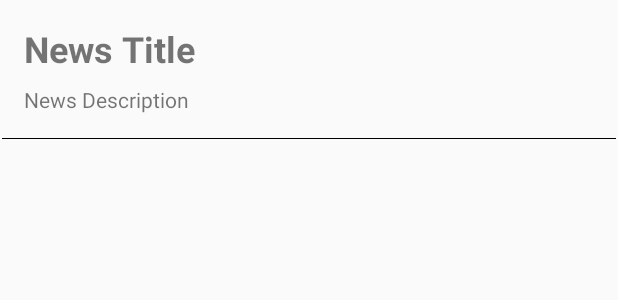
After one commit to kneipenrallye/zapp-android-kotlin-master, an Android app: the layout news_item.xml on its own in the app's theme, with its tools: preview values and no code run, on a phone screen of 412 x 824 dp. The commit adds this screen. Shown: the top 300 px of the screen. Run offline under Robolectric (Android 15) with nearby library versions, the phone set to English and light mode, and no system bars.

Commit message:
Add News
Add News Activity
Add News RecyclerView
Add News Resource Files

```diff
--- a/app/build.gradle
+++ b/app/build.gradle
@@ -36,6 +36,10 @@ dependencies {
     androidTestImplementation 'androidx.test.espresso:espresso-core:3.2.0'
 
     // third party libs
+    implementation 'com.squareup.okhttp3:okhttp:4.7.2'
+    implementation 'com.google.code.gson:gson:2.8.6'
+
+    // third party libs
     implementation 'com.google.firebase:firebase-analytics:17.2.2'
     implementation 'com.google.firebase:firebase-analytics:17.4.3'
     implementation 'com.google.firebase:firebase-auth:19.3.1'
--- a/app/src/main/java/com/example/othregensburg/zapp/MainActivity.kt
+++ b/app/src/main/java/com/example/othregensburg/zapp/MainActivity.kt
@@ -45,7 +45,8 @@ class MainActivity : AppCompatActivity() {
         }
 
         btn_news.setOnClickListener {
-
+            val intent = Intent(this, NewsActivity::class.java).apply { }
+            startActivity(intent);
         }
 
         btn_settings.setOnClickListener {
--- /dev/null
+++ b/app/src/main/res/layout/news_item.xml
@@ -0,0 +1,44 @@
+<?xml version="1.0" encoding="utf-8"?>
+<androidx.constraintlayout.widget.ConstraintLayout
+    xmlns:android="http://schemas.android.com/apk/res/android"
+    xmlns:app="http://schemas.android.com/apk/res-auto"
+    xmlns:tools="http://schemas.android.com/tools"
+    android:layout_width="match_parent"
+    android:layout_height="wrap_content">
+
+    <TextView
+        android:id="@+id/lbl_title"
+        android:layout_width="0dp"
+        android:layout_height="wrap_content"
+        android:layout_marginStart="16dp"
+        android:layout_marginTop="16dp"
+        android:layout_marginEnd="16dp"
+        android:text="@string/news_title"
+        android:textSize="24sp"
+        android:textStyle="bold"
+        app:layout_constraintEnd_toEndOf="parent"
+        app:layout_constraintStart_toStartOf="parent"
+        app:layout_constraintTop_toTopOf="parent" />
+
+    <TextView
+        android:id="@+id/lbl_description"
+        android:layout_width="0dp"
+        android:layout_height="wrap_content"
+        android:layout_marginTop="8dp"
+        android:text="@string/news_description"
+        app:layout_constraintEnd_toEndOf="@+id/lbl_title"
+        app:layout_constraintStart_toStartOf="@+id/lbl_title"
+        app:layout_constraintTop_toBottomOf="@+id/lbl_title" />
+
+    <View
+        android:id="@+id/divider"
+        android:layout_width="0dp"
+        android:layout_height="0.5dp"
+        android:layout_marginStart="1dp"
+        android:layout_marginTop="16dp"
+        android:layout_marginEnd="1dp"
+        android:background="@android:color/black"
+        app:layout_constraintEnd_toEndOf="parent"
+        app:layout_constraintStart_toStartOf="parent"
+        app:layout_constraintTop_toBottomOf="@+id/lbl_description" />
+</androidx.constraintlayout.widget.ConstraintLayout>
--- a/app/src/main/res/values/strings.xml
+++ b/app/src/main/res/values/strings.xml
@@ -24,6 +24,8 @@
     <string name="account_faculty_content">Faculty content</string>
     <string name="account_uid_content">UID Content</string>
     <string name="account_delete">Delete Account</string>
+    <string name="news_title">News Title</string>
+    <string name="news_description">News Description</string>
 
     <string-array name="faculties_en">
         <item>Applied Natural Sciences and Cultural Studies</item>
```
Also changed, not shown: app/src/main/AndroidManifest.xml (+20 -13 lines), app/src/main/java/com/example/othregensburg/zapp/NewsActivity.kt (added, +51 -0 lines), app/src/main/java/com/example/othregensburg/zapp/NewsAdapter.kt (added, +56 -0 lines), app/src/main/res/layout/activity_news.xml (added, +17 -0 lines), 1 other file.
